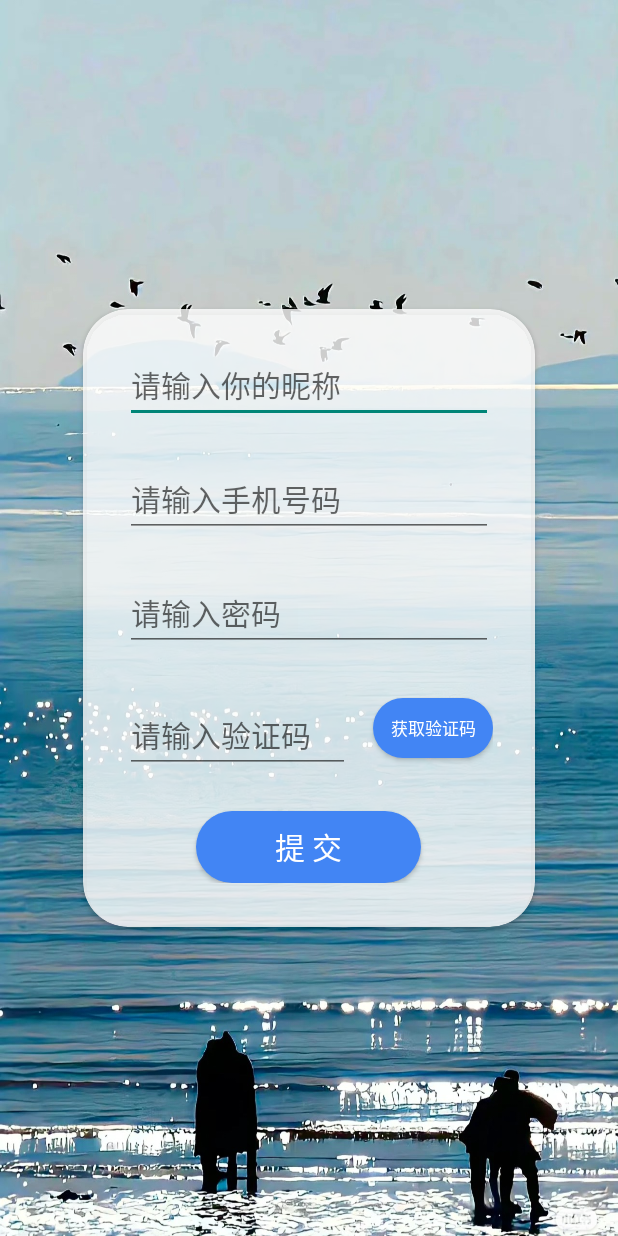
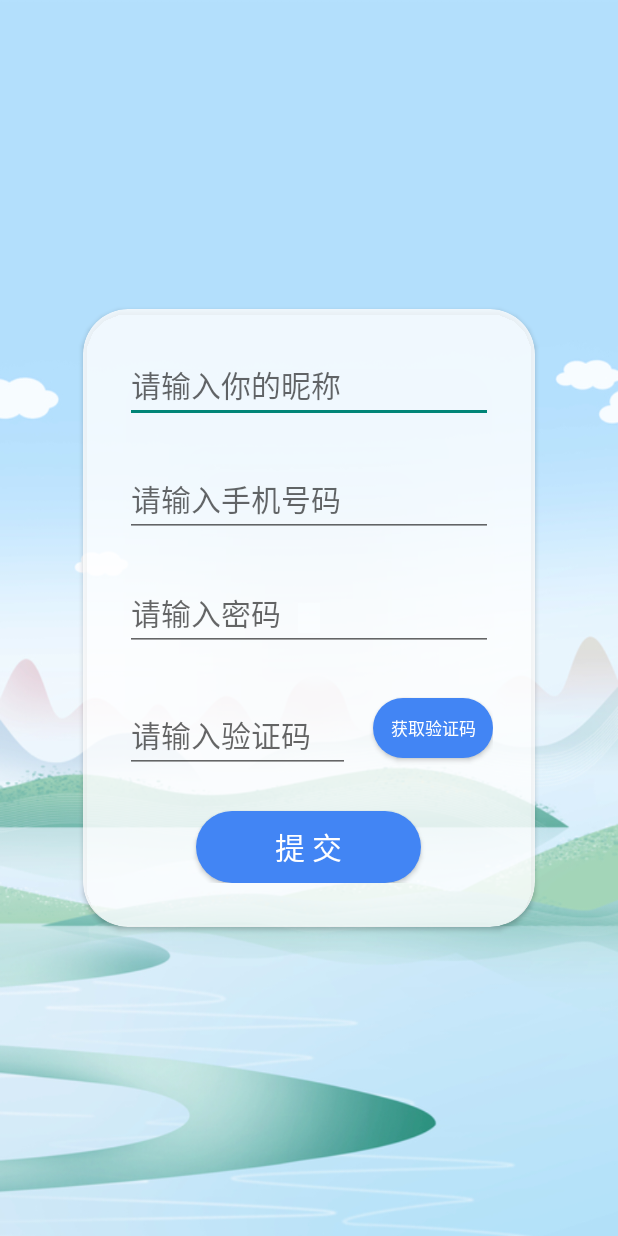
Before and after one commit to ZhangCWei/QuestionBoxFront, an Android app: the screen it shows after launch (RegisterActivity), after a tap on "注 册", on a phone screen of 412 x 824 dp. Run offline under Robolectric (Android 15) with nearby library versions, the phone set to English and light mode, and no system bars; libraries missing offline, so code that uses them is left out: cn.smssdk, com.mob; 3 statements that could not run were skipped.

Commit message:
Update 1223

```diff
--- a/app/src/main/java/com/example/myapplication/view/MainActivity.java
+++ b/app/src/main/java/com/example/myapplication/view/MainActivity.java
@@ -52,7 +52,7 @@ public class MainActivity extends AppCompatActivity implements View.OnClickListe
     @SuppressLint("ObsoleteSdkInt")
     private void initView() {
         // 设置背景图片
-        getWindow().setBackgroundDrawableResource(R.drawable.loginbg);
+        getWindow().setBackgroundDrawableResource(R.drawable.background);
 
         // 设置状态栏透明
         if (Build.VERSION.SDK_INT >= Build.VERSION_CODES.LOLLIPOP) {
--- a/app/src/main/java/com/example/myapplication/view/RegisterActivity.java
+++ b/app/src/main/java/com/example/myapplication/view/RegisterActivity.java
@@ -148,7 +148,7 @@ public class RegisterActivity extends AppCompatActivity {
     @SuppressLint("ObsoleteSdkInt")
     private void initView() {
         // 设置背景图像资源
-        getWindow().setBackgroundDrawableResource(R.drawable.registerbg);
+        getWindow().setBackgroundDrawableResource(R.drawable.background);
 
         // 设置状态栏透明
         if (Build.VERSION.SDK_INT >= Build.VERSION_CODES.LOLLIPOP) {
```
Also changed, not shown: app/src/main/res/drawable/background.png (added), app/src/main/res/drawable/loginbg.jpg (deleted), app/src/main/res/drawable/registerbg.jpg (deleted).
